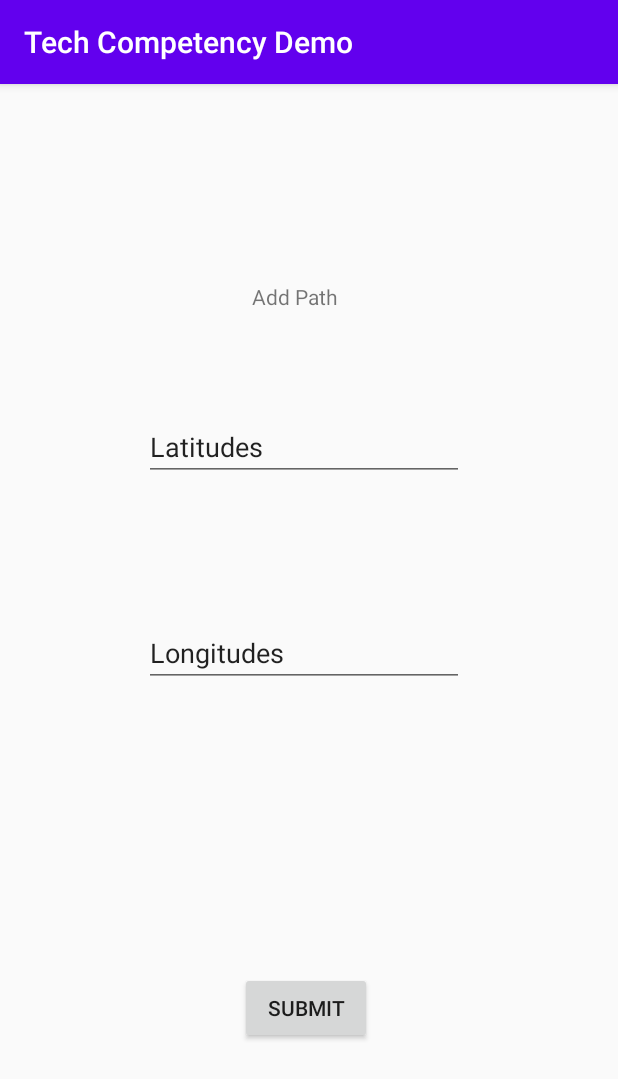
After one commit to GoJoeyGo/WikiWalks, an Android app: the fragment FormFragment placed in its activity, on a phone screen of 412 x 824 dp. The commit adds this screen. Shown: the top 1079 px of the screen. Run offline under Robolectric (Android 15) with nearby library versions, the phone set to English and light mode, and no system bars; our stand-ins replace Volley.

Commit message:
Completely redid app

```diff
--- /dev/null
+++ b/TechCompetencyDemo/TechCompetencyApp/app/src/main/java/net/tyleroneill/wikiwalkstest/MainActivity.java
@@ -0,0 +1,61 @@
+package net.tyleroneill.wikiwalkstest;
+
+import androidx.appcompat.app.AppCompatActivity;
+import androidx.core.app.ActivityCompat;
+import androidx.core.content.ContextCompat;
+
+import android.Manifest;
+import android.content.pm.PackageManager;
+import android.os.Bundle;
+import android.widget.Toast;
+
+import com.google.android.material.floatingactionbutton.FloatingActionButton;
+
+import net.tyleroneill.wikiwalkstest.ui.main.MapsFragment;
+
+public class MainActivity extends AppCompatActivity {
+
+    private static final int REQUEST_CODE_ASK_PERMISSIONS = 0;
+    Bundle savedInstanceState = null;
+    FloatingActionButton floatingActionButton;
+
+    @Override
+    protected void onCreate(Bundle savedInstanceState) {
+        this.savedInstanceState = savedInstanceState;
+        super.onCreate(savedInstanceState);
+        setContentView(R.layout.main_activity);
+        floatingActionButton = (FloatingActionButton) findViewById(R.id.floatingActionButton);
+        if (ContextCompat.checkSelfPermission(this, Manifest.permission.ACCESS_FINE_LOCATION) != PackageManager.PERMISSION_GRANTED) {
+            ActivityCompat.requestPermissions(this, new String[]{Manifest.permission.ACCESS_FINE_LOCATION}, REQUEST_CODE_ASK_PERMISSIONS);
+        } else {
+            if (savedInstanceState == null) {
+                initialiseMap();
+            }
+        }
+
+
+    }
+    @Override
+    public void onRequestPermissionsResult(int requestCode, String[] permissions, int[] grantResults) {
+        switch (requestCode) {
+            case REQUEST_CODE_ASK_PERMISSIONS:
+                if (grantResults[0] == PackageManager.PERMISSION_GRANTED) {
+                    if (savedInstanceState == null) {
+                        initialiseMap();
+                    }
+                } else {
+                    Toast.makeText( this,"Denied..." , Toast.LENGTH_SHORT)
+                            .show();
+                }
+                break;
+            default:
+                super.onRequestPermissionsResult(requestCode, permissions, grantResults);
+        }
+    }
+
+    private void initialiseMap() {
+        getSupportFragmentManager().beginTransaction()
+                .replace(R.id.container, MapsFragment.newInstance())
+                .commitNow();
+    }
+}
--- /dev/null
+++ b/TechCompetencyDemo/TechCompetencyApp/app/src/main/java/net/tyleroneill/wikiwalkstest/ui/main/MapsFragment.java
@@ -0,0 +1,118 @@
+package net.tyleroneill.wikiwalkstest.ui.main;
+
+import android.os.Bundle;
+import androidx.fragment.app.Fragment;
+import android.util.Log;
+import android.view.LayoutInflater;
+import android.view.View;
+import android.view.ViewGroup;
+import android.widget.Toast;
+import com.android.volley.Request;
+import com.android.volley.RequestQueue;
+import com.android.volley.Response;
+import com.android.volley.VolleyError;
+import com.android.volley.toolbox.JsonObjectRequest;
+import com.android.volley.toolbox.Volley;
+import com.google.android.gms.maps.CameraUpdateFactory;
+import com.google.android.gms.maps.GoogleMap;
+import com.google.android.gms.maps.OnMapReadyCallback;
+import com.google.android.gms.maps.SupportMapFragment;
+import com.google.android.gms.maps.model.LatLng;
+import com.google.android.gms.maps.model.Polyline;
+import com.google.android.gms.maps.model.PolylineOptions;
+import com.google.android.material.floatingactionbutton.FloatingActionButton;
+
+import net.tyleroneill.wikiwalkstest.R;
+import org.json.JSONArray;
+import org.json.JSONException;
+import org.json.JSONObject;
+
+import java.util.ArrayList;
+
+public class MapsFragment extends Fragment implements OnMapReadyCallback {
+
+    FloatingActionButton floatingActionButton;
+    SupportMapFragment mapFragment;
+    private GoogleMap mMap;
+
+    public static MapsFragment newInstance() {
+
+        Bundle args = new Bundle();
+
+        MapsFragment fragment = new MapsFragment();
+        fragment.setArguments(args);
+        return fragment;
+    }
+
+    @Override
+    public View onCreateView(LayoutInflater inflater, ViewGroup container, Bundle savedInstanceState) {
+        super.onCreateView(inflater, container, savedInstanceState);
+        View rootView = inflater.inflate(R.layout.maps_fragment, container, false);
+        floatingActionButton = (FloatingActionButton) rootView.findViewById(R.id.floatingActionButton);
+        floatingActionButton.setOnClickListener(new View.OnClickListener() {
+            @Override
+            public void onClick(View view) {
+                Toast.makeText( getContext(),"Denied..." , Toast.LENGTH_SHORT)
+                        .show();
+                getActivity().getSupportFragmentManager().beginTransaction()
+                        .replace(R.id.container, FormFragment.newInstance())
+                        .commitNow();
+            }
+        });
+        mapFragment = (SupportMapFragment) this.getChildFragmentManager().findFragmentById(R.id.map_frag);
+        mapFragment.getMapAsync(this);
+        return rootView;
+    }
+
+
+    @Override
+    public void onMapReady(GoogleMap googleMap) {
+        RequestQueue requestQueue = Volley.newRequestQueue(getActivity());
+        mMap = googleMap;
+        JsonObjectRequest paths = new JsonObjectRequest(Request.Method.GET, "http://192.168.0.50:5000/paths/", null, new Response.Listener<JSONObject>() {
+            @Override
+            public void onResponse(JSONObject response) {
+                try {
+                    Log.v("Request", response.toString());
+                    JSONArray array = response.getJSONArray("paths");
+                    Log.v("Request", array.toString());
+                    for (int i = 0; i < array.length(); i++) {
+                        JSONObject pathJson = array.getJSONObject(i);
+                        Log.v("Request", pathJson.toString());
+                        JSONArray latitude = pathJson.getJSONObject("latitude").getJSONArray("points");
+                        JSONArray longitude = pathJson.getJSONObject("longitude").getJSONArray("points");
+                        Log.v("Request", latitude.toString());
+                        Log.v("Request", longitude.toString());
+                        Log.v("Request", pathJson.get("id").toString());
+                        ArrayList<LatLng> points = new ArrayList<>();
+                        for (int j = 0; j < latitude.length(); j++) {
+
+                            points.add(new LatLng(Double.parseDouble((String) latitude.get(j)), Double.parseDouble((String) longitude.get(j))));
+                        }
+                        Polyline polyline = mMap.addPolyline(new PolylineOptions().clickable(true));
+                        polyline.setTag(pathJson.get("id"));
+                        polyline.setPoints(points);
+
+                    }
+                } catch (JSONException e) {
+                    e.printStackTrace();
+                }
+            }
+        }, new Response.ErrorListener() {
+            @Override
+            public void onErrorResponse(VolleyError error) {
+                Log.v("Request", error.getMessage());
+
+            }
+        });
+        mMap.setOnPolylineClickListener(new GoogleMap.OnPolylineClickListener() {
+            @Override
+            public void onPolylineClick(Polyline polyline) {
+                Log.v("Request", polyline.getTag().toString());
+            }
+        });
+        requestQueue.add(paths);
+        LatLng murrumbaDowns = new LatLng(-27.271472, 153.014389);
+        mMap.moveCamera(CameraUpdateFactory.newLatLngZoom(murrumbaDowns, 15));
+    }
+}
--- /dev/null
+++ b/TechCompetencyDemo/TechCompetencyApp/app/src/main/res/layout/add_path_fragment.xml
@@ -0,0 +1,57 @@
+<?xml version="1.0" encoding="utf-8"?>
+<androidx.constraintlayout.widget.ConstraintLayout xmlns:app="http://schemas.android.com/apk/res-auto"
+    xmlns:tools="http://schemas.android.com/tools"
+    android:layout_width="match_parent"
+    android:layout_height="match_parent"
+    xmlns:android="http://schemas.android.com/apk/res/android">
+
+
+    <TextView
+        android:id="@+id/textView"
+        android:layout_width="wrap_content"
+        android:layout_height="wrap_content"
+        android:layout_marginStart="168dp"
+        android:layout_marginLeft="168dp"
+        android:layout_marginTop="132dp"
+        android:text="Add Path"
+        app:layout_constraintStart_toStartOf="parent"
+        app:layout_constraintTop_toTopOf="parent" />
+
+    <EditText
+        android:id="@+id/latitude"
+        android:layout_width="wrap_content"
+        android:layout_height="wrap_content"
+        android:layout_marginStart="96dp"
+        android:layout_marginLeft="96dp"
+        android:layout_marginTop="68dp"
+        android:ems="10"
+        android:inputType="textPersonName"
+        android:text="Latitudes"
+        app:layout_constraintStart_toStartOf="parent"
+        app:layout_constraintTop_toBottomOf="@+id/textView" />
+
+    <EditText
+        android:id="@+id/longitude"
+        android:layout_width="wrap_content"
+        android:layout_height="wrap_content"
+        android:layout_marginStart="96dp"
+        android:layout_marginLeft="96dp"
+        android:layout_marginTop="92dp"
+        android:ems="10"
+        android:inputType="textPersonName"
+        android:text="Longitudes"
+        app:layout_constraintStart_toStartOf="parent"
+        app:layout_constraintTop_toBottomOf="@+id/latitude" />
+
+    <Button
+        android:id="@+id/submit_path"
+        android:layout_width="wrap_content"
+        android:layout_height="wrap_content"
+        android:layout_marginStart="160dp"
+        android:layout_marginLeft="160dp"
+        android:layout_marginBottom="128dp"
+        android:text="Submit"
+        app:layout_constraintBottom_toBottomOf="parent"
+        app:layout_constraintStart_toStartOf="parent" />
+
+</androidx.constraintlayout.widget.ConstraintLayout>
--- /dev/null
+++ b/TechCompetencyDemo/TechCompetencyApp/app/src/main/res/layout/main_activity.xml
@@ -0,0 +1,16 @@
+<?xml version="1.0" encoding="utf-8"?>
+<androidx.constraintlayout.widget.ConstraintLayout xmlns:tools="http://schemas.android.com/tools"
+    android:layout_height="match_parent"
+    xmlns:android="http://schemas.android.com/apk/res/android"
+    android:layout_width="match_parent"
+    xmlns:app="http://schemas.android.com/apk/res-auto">
+    <FrameLayout
+        android:id="@+id/container"
+        android:layout_width="match_parent"
+        android:layout_height="match_parent"
+        tools:context=".MainActivity" >
+
+
+    </FrameLayout>
+
+</androidx.constraintlayout.widget.ConstraintLayout>
--- a/TechCompetencyDemo/TechCompetencyApp/app/src/main/res/values/strings.xml
+++ b/TechCompetencyDemo/TechCompetencyApp/app/src/main/res/values/strings.xml
@@ -1,4 +1,3 @@
 <resources>
-    <string name="app_name">WikiWalksTest</string>
-    <string name="title_activity_maps">Map</string>
+    <string name="app_name">Tech Competency Demo</string>
 </resources>
--- a/TechCompetencyDemo/TechCompetencyApp/settings.gradle
+++ b/TechCompetencyDemo/TechCompetencyApp/settings.gradle
@@ -1,2 +1,2 @@
-rootProject.name='WikiWalksTest'
+rootProject.name='Tech Competency Demo'
 include ':app'
```
Also changed, not shown: TechCompetencyDemo/TechCompetencyApp/app/build.gradle (+6 -2 lines), TechCompetencyDemo/TechCompetencyApp/app/src/debug/res/values/google_maps_api.xml (deleted, +0 -24 lines), TechCompetencyDemo/TechCompetencyApp/app/src/main/AndroidManifest.xml (+3 -21 lines), TechCompetencyDemo/TechCompetencyApp/app/src/main/java/net/tyleroneill/wikiwalkstest/MapsActivity.java (deleted, +0 -99 lines), TechCompetencyDemo/TechCompetencyApp/app/src/main/java/net/tyleroneill/wikiwalkstest/ui/main/FormFragment.java (added, +113 -0 lines), TechCompetencyDemo/TechCompetencyApp/app/src/main/java/net/tyleroneill/wikiwalkstest/ui/main/MainViewModel.java (added, +11 -0 lines), TechCompetencyDemo/TechCompetencyApp/app/src/main/res/layout/activity_maps.xml (deleted, +0 -9 lines), TechCompetencyDemo/TechCompetencyApp/app/src/main/res/layout/maps_fragment.xml (added, +26 -0 lines), TechCompetencyDemo/TechCompetencyApp/gradle/wrapper/gradle-wrapper.properties, 5 other files.
